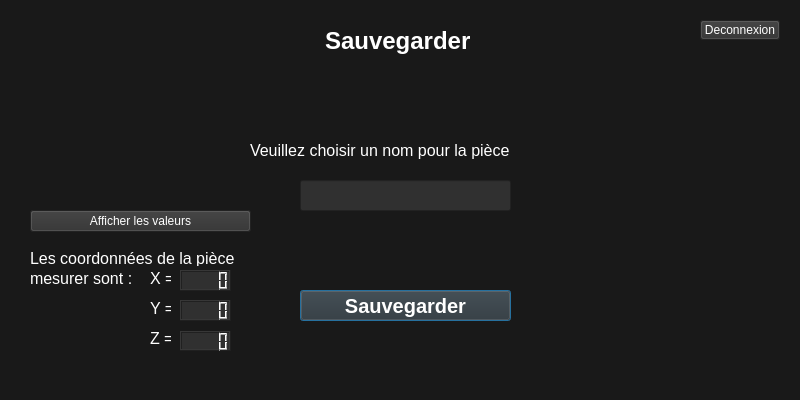
First picture: the form in IHM_Final/sauvegarderpage.ui, repository ProjectCDG/IHM, before the edit.
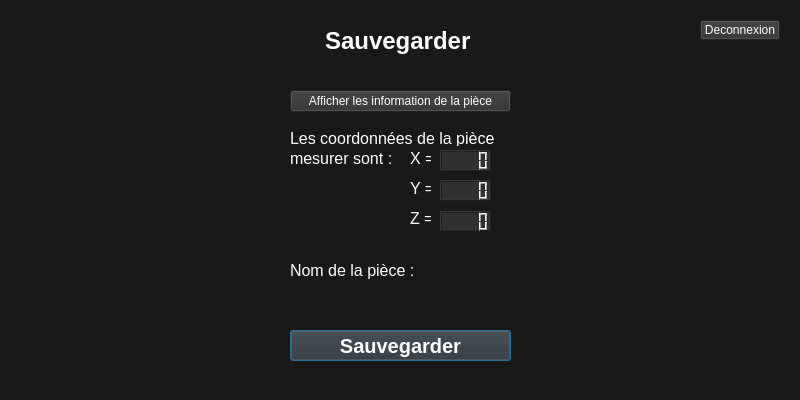
Second picture: the form after the edit.

Patch:
```diff
--- a/IHM_Final/sauvegarderpage.ui
+++ b/IHM_Final/sauvegarderpage.ui
@@ -42,8 +42,8 @@
   <widget class="QLabel" name="labY">
    <property name="geometry">
     <rect>
-     <x>150</x>
-     <y>300</y>
+     <x>410</x>
+     <y>180</y>
      <width>21</width>
      <height>16</height>
     </rect>
@@ -63,8 +63,8 @@
   <widget class="QLabel" name="labZ">
    <property name="geometry">
     <rect>
-     <x>150</x>
-     <y>330</y>
+     <x>410</x>
+     <y>210</y>
      <width>21</width>
      <height>16</height>
     </rect>
@@ -84,8 +84,8 @@
   <widget class="QLCDNumber" name="zLcd">
    <property name="geometry">
     <rect>
-     <x>180</x>
-     <y>331</y>
+     <x>440</x>
+     <y>211</y>
      <width>51</width>
      <height>20</height>
     </rect>
@@ -98,8 +98,8 @@
   <widget class="QLabel" name="labX">
    <property name="geometry">
     <rect>
-     <x>150</x>
-     <y>270</y>
+     <x>410</x>
+     <y>150</y>
      <width>21</width>
      <height>16</height>
     </rect>
@@ -119,8 +119,8 @@
   <widget class="QLCDNumber" name="xLcd">
    <property name="geometry">
     <rect>
-     <x>180</x>
-     <y>270</y>
+     <x>440</x>
+     <y>150</y>
      <width>51</width>
      <height>21</height>
     </rect>
@@ -133,8 +133,8 @@
   <widget class="QLCDNumber" name="yLcd">
    <property name="geometry">
     <rect>
-     <x>180</x>
-     <y>300</y>
+     <x>440</x>
+     <y>180</y>
      <width>51</width>
      <height>21</height>
     </rect>
@@ -147,8 +147,8 @@
   <widget class="QLabel" name="label_2">
    <property name="geometry">
     <rect>
-     <x>30</x>
-     <y>250</y>
+     <x>290</x>
+     <y>130</y>
      <width>311</width>
      <height>16</height>
     </rect>
@@ -168,8 +168,8 @@
   <widget class="QLabel" name="label_3">
    <property name="geometry">
     <rect>
-     <x>30</x>
-     <y>270</y>
+     <x>290</x>
+     <y>150</y>
      <width>111</width>
      <height>16</height>
     </rect>
@@ -186,62 +186,12 @@
     <string>mesurer sont :</string>
    </property>
   </widget>
-  <widget class="QLabel" name="label_4">
-   <property name="geometry">
-    <rect>
-     <x>250</x>
-     <y>140</y>
-     <width>301</width>
-     <height>20</height>
-    </rect>
-   </property>
-   <property name="font">
-    <font>
-     <pointsize>12</pointsize>
-    </font>
-   </property>
-   <property name="styleSheet">
-    <string notr="true">color: white;</string>
-   </property>
-   <property name="text">
-    <string>Veuillez choisir un nom pour la pièce</string>
-   </property>
-  </widget>
-  <widget class="QLineEdit" name="nomPiece">
-   <property name="geometry">
-    <rect>
-     <x>300</x>
-     <y>180</y>
-     <width>211</width>
-     <height>31</height>
-    </rect>
-   </property>
-   <property name="font">
-    <font>
-     <pointsize>10</pointsize>
-    </font>
-   </property>
-   <property name="styleSheet">
-    <string notr="true">background-color:rgb(48, 48, 48);
-color: white;
-</string>
-   </property>
-   <property name="text">
-    <string/>
-   </property>
-   <property name="maxLength">
-    <number>15</number>
-   </property>
-   <property name="echoMode">
-    <enum>QLineEdit::Normal</enum>
-   </property>
-  </widget>
   <widget class="QPushButton" name="butSave">
    <property name="geometry">
     <rect>
-     <x>300</x>
-     <y>290</y>
-     <width>211</width>
+     <x>290</x>
+     <y>330</y>
+     <width>221</width>
      <height>31</height>
     </rect>
    </property>
@@ -293,8 +243,8 @@
   <widget class="QPushButton" name="affichValeur">
    <property name="geometry">
     <rect>
-     <x>30</x>
-     <y>210</y>
+     <x>290</x>
+     <y>90</y>
      <width>221</width>
      <height>22</height>
     </rect>
@@ -304,7 +254,49 @@
 background-color:rgb(48, 48, 48)</string>
    </property>
    <property name="text">
-    <string>Afficher les valeurs</string>
+    <string>Afficher les information de la pièce</string>
+   </property>
+  </widget>
+  <widget class="QLabel" name="labPiece">
+   <property name="geometry">
+    <rect>
+     <x>290</x>
+     <y>260</y>
+     <width>150</width>
+     <height>21</height>
+    </rect>
+   </property>
+   <property name="font">
+    <font>
+     <pointsize>12</pointsize>
+    </font>
+   </property>
+   <property name="styleSheet">
+    <string notr="true">color: white;</string>
+   </property>
+   <property name="text">
+    <string>Nom de la pièce :</string>
+   </property>
+  </widget>
+  <widget class="QLabel" name="labNomPiece">
+   <property name="geometry">
+    <rect>
+     <x>290</x>
+     <y>290</y>
+     <width>150</width>
+     <height>21</height>
+    </rect>
+   </property>
+   <property name="font">
+    <font>
+     <pointsize>12</pointsize>
+    </font>
+   </property>
+   <property name="styleSheet">
+    <string notr="true">color: white;</string>
+   </property>
+   <property name="text">
+    <string/>
    </property>
   </widget>
  </widget>
```
